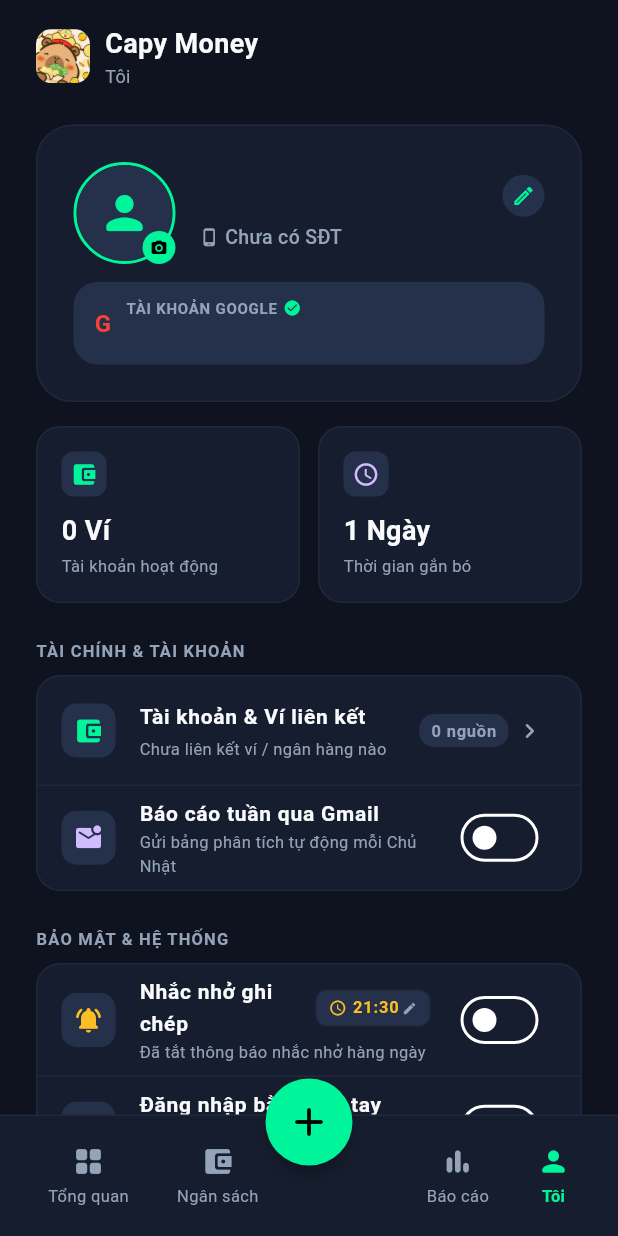
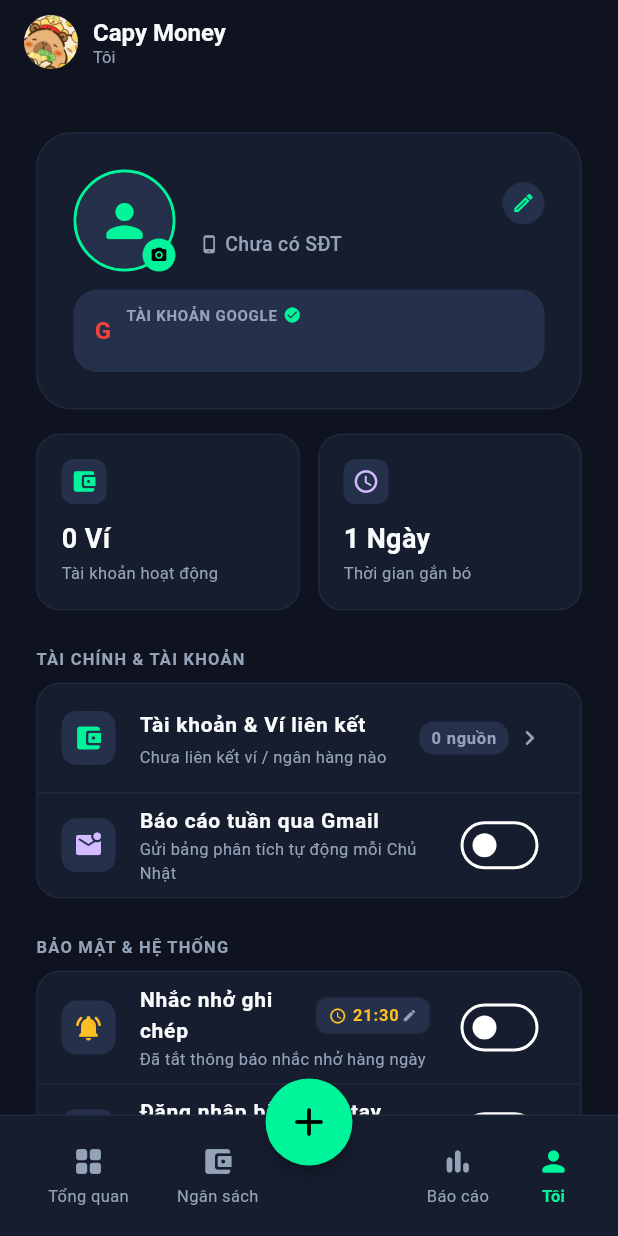
Before and after one commit to NguyenThanhLongDeveloper/CapyMoney, a Flutter app: the screen it shows once a user with an empty profile is signed in, on a phone screen of 412 x 824 dp. Run offline on Flutter 3.47's test engine with Material 3 defaults, Android fonts, the phone set to English and light mode, and no system bars; our stand-ins replace image_picker, local_auth, shared_preferences, supabase_flutter; accounts and stored records are empty; Roboto replaces fonts that are missing (PlusJakartaSans).

Commit message:
feat(giao-dich): Tự động cộng/trừ so_du trong tai_khoan_ngan_hang khi ghi chép giao dịch và đồng bộ Header Bar
- Tự động cập nhật cột so_du ví ngân hàng liên kết khi tạo giao dịch thu/chi
- Đồng bộ kích thước Header Bar Logo Capy Money ở tất cả các Tab

```diff
--- a/lib/man_hinh/giao_dich/man_hinh_them_giao_dich.dart
+++ b/lib/man_hinh/giao_dich/man_hinh_them_giao_dich.dart
@@ -552,7 +552,7 @@
                           // Thêm viền bo và màu nền cho cả khung lớn bên ngoài
                           decoration: BoxDecoration(
                             color: isSelected
-                                ? (isChiTieu ? MauSac.chiTieu.withOpacity(0.15) : MauSac.chuDao.withOpacity(0.15))
+                                ? (isChiTieu ? MauSac.chiTieu.withValues(alpha: 0.15) : MauSac.chuDao.withValues(alpha: 0.15))
                                 : MauSac.nenThe, // Màu nền thẻ khi chọn/không chọn
                             borderRadius: BoGoc.borderVua,
                             border: Border.all(
--- a/lib/man_hinh/tai_khoan/tab_tai_khoan.dart
+++ b/lib/man_hinh/tai_khoan/tab_tai_khoan.dart
@@ -561,33 +561,26 @@
   Widget build(BuildContext context) {
     return Scaffold(
       backgroundColor: MauSac.nenChinh,
-      body: SafeArea(
-        child: DapUng.bocKhungNoiDung(
-          child: SingleChildScrollView(
-            padding: KhoangCach.lNgangLon,
-            child: Column(
-              crossAxisAlignment: CrossAxisAlignment.start,
+      appBar: AppBar(
+        backgroundColor: MauSac.nenChinh,
+        elevation: 0,
+        automaticallyImplyLeading: false,
+        title: Row(
           children: [
-                const SizedBox(height: KhoangCach.phatChuan),
-
-                // SECTION 1: HEADER BAR LOGO CAPY MONEY (TÔI) VA BELL NOTIFICATION
-                Row(
-                  mainAxisAlignment: MainAxisAlignment.spaceBetween,
-                  children: [
-                    Row(
-                      children: [
-                        ClipRRect(
-                          borderRadius: BorderRadius.circular(10),
+            CircleAvatar(
+              radius: 18,
+              backgroundColor: MauSac.nenNoi,
+              child: ClipOval(
                 child: Image.asset(
                   HinhAnh.logoCapy,
                   width: 36,
                   height: 36,
                   fit: BoxFit.cover,
-                            errorBuilder: (context, error, stackTrace) => Container(
-                              width: 36,
-                              height: 36,
-                              color: MauSac.nenNoi,
-                              child: const Icon(BieuTuong.capybaraThantai, color: MauSac.canhBao, size: 20),
+                  errorBuilder: (context, error, stackTrace) => const Icon(
+                    BieuTuong.capybaraThantai,
+                    size: 22,
+                    color: MauSac.canhBao,
+                  ),
                 ),
               ),
             ),
@@ -599,7 +592,7 @@
                   'Capy Money',
                   style: TextStyle(
                     color: MauSac.chuChinh,
-                                fontSize: 18,
+                    fontSize: 16,
                     fontWeight: FontWeight.bold,
                   ),
                 ),
@@ -607,15 +600,22 @@
                   'Tôi',
                   style: TextStyle(
                     color: MauSac.chuPhu,
-                                fontSize: 12,
+                    fontSize: 11,
                   ),
                 ),
               ],
             ),
           ],
         ),
-                  ],
       ),
+      body: SafeArea(
+        child: DapUng.bocKhungNoiDung(
+          child: SingleChildScrollView(
+            padding: KhoangCach.lNgangLon,
+            child: Column(
+              crossAxisAlignment: CrossAxisAlignment.start,
+              children: [
+                const SizedBox(height: KhoangCach.nho),
 
                 const SizedBox(height: KhoangCach.lon),
 
```
Also changed, not shown: lib/dich_vu/dich_vu_supabase.dart (+30 -2 lines), lib/man_hinh/tong_quan/tab_tong_quan.dart (+4 -4 lines). Lines whose indentation alone changed are shown as unchanged.
